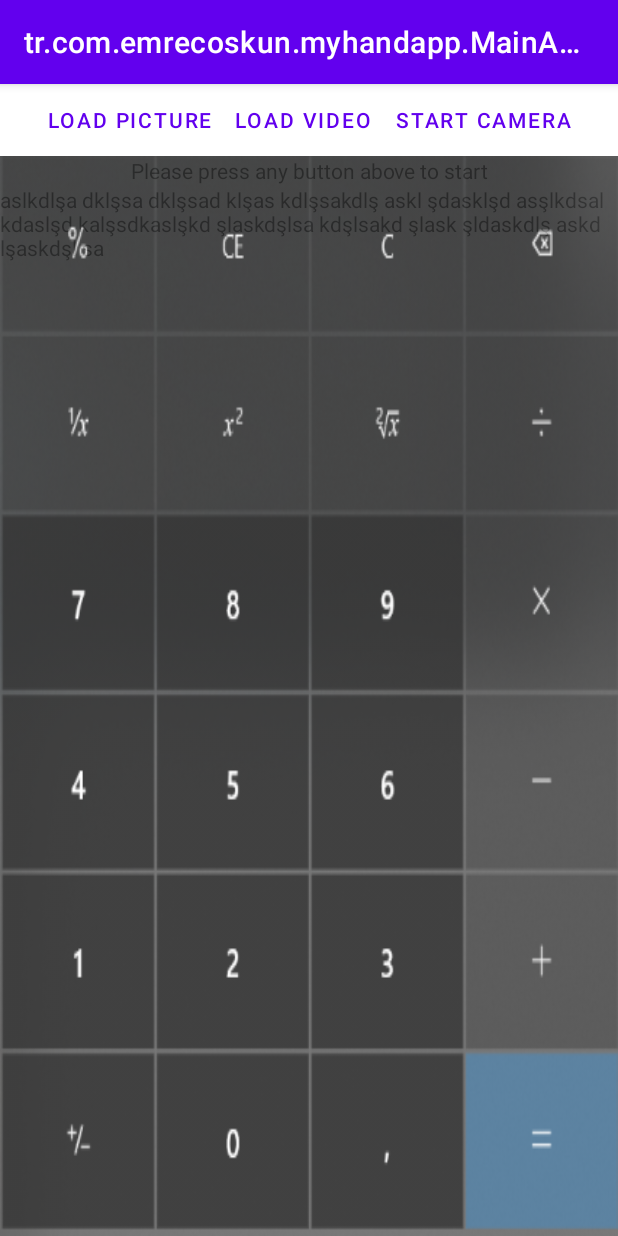
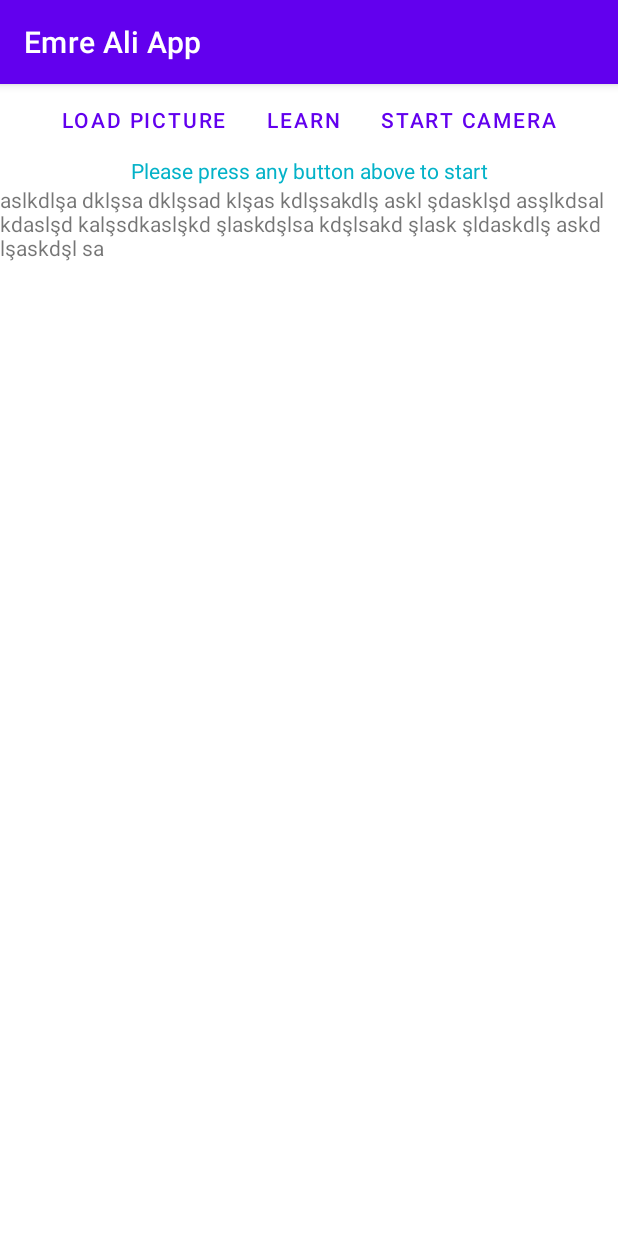
Before and after one commit to emrecoskun705/hand_tracking_app, an Android app: the screen it shows after launch (MainActivity), on a phone screen of 412 x 824 dp. Run offline under Robolectric (Android 15) with nearby library versions, the phone set to English and light mode, and no system bars; our stand-ins replace Volley; libraries missing offline, so code that uses them is left out: com.google.mediapipe.formats, com.google.mediapipe.solutioncore, com.google.mediapipe.solutions.

Commit message:
get all the signs and numbers from calculator

```diff
--- a/app/src/main/java/tr/com/emrecoskun/myhandapp/MainActivity.java
+++ b/app/src/main/java/tr/com/emrecoskun/myhandapp/MainActivity.java
@@ -2,6 +2,7 @@ package tr.com.emrecoskun.myhandapp;
 
 import androidx.activity.result.ActivityResultLauncher;
 import androidx.activity.result.contract.ActivityResultContracts;
+import androidx.annotation.Nullable;
 import androidx.appcompat.app.AppCompatActivity;
 
 import android.content.Intent;
@@ -15,7 +16,8 @@ import android.util.Log;
 import android.view.View;
 import android.widget.Button;
 import android.widget.FrameLayout;
-import android.widget.ImageView;
+import android.widget.TextView;
+import android.widget.Toolbar;
 
 import com.android.volley.AuthFailureError;
 import com.android.volley.NetworkResponse;
@@ -27,11 +29,9 @@ import com.android.volley.VolleyLog;
 import com.android.volley.toolbox.HttpHeaderParser;
 import com.android.volley.toolbox.StringRequest;
 import com.android.volley.toolbox.Volley;
-import com.google.mediapipe.formats.proto.LandmarkProto;
 import com.google.mediapipe.solutioncore.CameraInput;
 import com.google.mediapipe.solutioncore.SolutionGlSurfaceView;
 import com.google.mediapipe.solutioncore.VideoInput;
-import com.google.mediapipe.solutions.hands.HandLandmark;
 import com.google.mediapipe.solutions.hands.Hands;
 import com.google.mediapipe.solutions.hands.HandsOptions;
 import com.google.mediapipe.solutions.hands.HandsResult;
@@ -43,7 +43,7 @@ import org.json.JSONObject;
 import java.io.IOException;
 import java.io.InputStream;
 import java.io.UnsupportedEncodingException;
-import java.util.ArrayList;
+import java.util.Objects;
 
 public class MainActivity extends AppCompatActivity {
     private static final String TAG = "MainActivity";
@@ -51,6 +51,8 @@ public class MainActivity extends AppCompatActivity {
     private Hands hands;
     // Run the pipeline and the model inference on GPU or CPU.
     private static final boolean RUN_ON_GPU = true;
+
+    private static boolean isLearn;
 
     private enum InputSource {
         UNKNOWN,
@@ -76,9 +78,13 @@ public class MainActivity extends AppCompatActivity {
         super.onCreate(savedInstanceState);
         setContentView(R.layout.activity_main);
         setupStaticImageDemoUiComponents();
-        setupVideoDemoUiComponents();
-        setupLiveDemoUiComponents();
+        setupLiveDemoUiComponentsForLearn();
+        setupLiveDemoUiComponentsForCalculator();
+        findViewById(R.id.calculator).setVisibility(View.INVISIBLE);
+        getSupportActionBar().setTitle("Emre Ali App");
+
     }
+
 
     @Override
     protected void onResume() {
@@ -219,47 +225,27 @@ public class MainActivity extends AppCompatActivity {
         imageView.setVisibility(View.VISIBLE);
     }
 
-    /** Sets up the UI components for the video demo. */
-    private void setupVideoDemoUiComponents() {
-        // The Intent to access gallery and read a video file.
-        videoGetter =
-                registerForActivityResult(
-                        new ActivityResultContracts.StartActivityForResult(),
-                        result -> {
-                            Intent resultIntent = result.getData();
-                            if (resultIntent != null) {
-                                if (result.getResultCode() == RESULT_OK) {
-                                    glSurfaceView.post(
-                                            () ->
-                                                    videoInput.start(
-                                                            this,
-                                                            resultIntent.getData(),
-                                                            hands.getGlContext(),
-                                                            glSurfaceView.getWidth(),
-                                                            glSurfaceView.getHeight()));
-                                }
-                            }
-                        });
-        Button loadVideoButton = findViewById(R.id.button_load_video);
-        loadVideoButton.setOnClickListener(
+    /** Sets up the UI components for the live demo with camera input. */
+    private void setupLiveDemoUiComponentsForLearn() {
+        Button startCameraButton = findViewById(R.id.button_learn);
+        startCameraButton.setOnClickListener(
                 v -> {
+                    getSupportActionBar().setTitle("Learn");
+                    isLearn = true;
+                    findViewById(R.id.calculator).setVisibility(View.INVISIBLE);
                     stopCurrentPipeline();
-                    setupStreamingModePipeline(InputSource.VIDEO);
-                    // Reads video from gallery.
-                    Intent pickVideoIntent = new Intent(Intent.ACTION_PICK);
-                    pickVideoIntent.setDataAndType(MediaStore.Video.Media.INTERNAL_CONTENT_URI, "video/*");
-                    videoGetter.launch(pickVideoIntent);
+                    setupStreamingModePipeline(InputSource.CAMERA);
                 });
     }
 
     /** Sets up the UI components for the live demo with camera input. */
-    private void setupLiveDemoUiComponents() {
+    private void setupLiveDemoUiComponentsForCalculator() {
         Button startCameraButton = findViewById(R.id.button_start_camera);
         startCameraButton.setOnClickListener(
                 v -> {
-                    if (inputSource == InputSource.CAMERA) {
-                        return;
-                    }
+                    getSupportActionBar().setTitle("Calculator");
+                    isLearn = false;
+                    findViewById(R.id.calculator).setVisibility(View.VISIBLE);
                     stopCurrentPipeline();
                     setupStreamingModePipeline(InputSource.CAMERA);
                 });
@@ -340,20 +326,29 @@ public class MainActivity extends AppCompatActivity {
         }
     }
 
-    boolean isTrue = true;
 
     private void logWristLandmark(HandsResult result) {
+        if (isLearn) {
+            sendMLData(result);
+        } else {
+            calculator(result);
+        }
 
-        if(!isTrue) {
+
+    }
+
+    boolean isTrueSend = true;
+    private void sendMLData(HandsResult result) {
+        if(!isTrueSend) {
             return;
         }
-        isTrue = false;
+        isTrueSend = false;
         new TimeTask(new OnBooleanReceive() {
             @Override
             public void onReceive(boolean data) {
-                isTrue = data;
+                isTrueSend = data;
             }
-        }).execute();
+        }).execute(2000);
 
         if(result == null) {
             return;
@@ -369,7 +364,6 @@ public class MainActivity extends AppCompatActivity {
             float wrist_x = result.multiHandLandmarks().get(0).getLandmarkList().get(0).getX();
             float wrist_y = result.multiHandLandmarks().get(0).getLandmarkList().get(0).getY();
             float wrist_z = result.multiHandLandmarks().get(0).getLandmarkList().get(0).getZ();
-            Log.i("wrist", ""+wrist_x);
             calculator(result);
             for(int i=1; i<21; i++) {
                 JSONArray coordinates = new JSONArray();
@@ -422,10 +416,10 @@ public class MainActivity extends AppCompatActivity {
         } catch (JSONException e) {
             e.printStackTrace();
         }
-
     }
 
     // Watches the 8 and 12 hand landmarks
+    int counter = 0;
     private void calculator(HandsResult result) {
         if(result == null) {
             return;
@@ -437,69 +431,74 @@ public class MainActivity extends AppCompatActivity {
         int width = result.inputBitmap().getWidth();
         int height = result.inputBitmap().getHeight();
 
-        Log.i("inputBitmap", "width: " + width + " height: " + height);
 
         float eight_x = result.multiHandLandmarks().get(0).getLandmarkList().get(8).getX();
         float eight_y = result.multiHandLandmarks().get(0).getLandmarkList().get(8).getY();
 
         float twelve_x = result.multiHandLandmarks().get(0).getLandmarkList().get(12).getX();
         float twelve_y = result.multiHandLandmarks().get(0).getLandmarkList().get(12).getY();
-        if(eight_x * width - twelve_x * width <= 25 ) {
+
+        if(counter != 0 && counter++>20) {
+            counter = 0;
+        }
+        if(Math.abs(eight_x * width - twelve_x * width) <= 20 && counter == 0 ) {
+            counter = 1;
+            TextView myText = (TextView)(findViewById(R.id.calculator_result_text));
             if(eight_x < 0.3f) {
                 if(eight_y < 0.1666f) {
-                    Log.i("answer", "%");
+                    updateCalculatorResultText(myText, "%");
                 } else if(eight_y < 0.3332f) {
-                    Log.i("answer", "1/x");
+                    updateCalculatorResultText(myText, "x");
                 } else if(eight_y < 0.4998f) {
-                    Log.i("answer", "7");
+                    updateCalculatorResultText(myText, "7");
                 } else if(eight_y < 0.6664f) {
-                    Log.i("answer", "4");
+                    updateCalculatorResultText(myText, "4");
                 } else if(eight_y < 0.8330f) {
-                    Log.i("answer", "1");
+                    updateCalculatorResultText(myText, "1");
                 } else {
-                    Log.i("answer", "+/-");
+                    updateCalculatorResultText(myText, "+/-");
                 }
             } else if (eight_x < 0.5f) {
                 if(eight_y < 0.1666f) {
-                    Log.i("answer", "CE");
+                    updateCalculatorResultText(myText, "CE");
                 } else if(eight_y < 0.3332f) {
-                    Log.i("answer", "x2");
+                    updateCalculatorResultText(myText, "x2");
                 } else if(eight_y < 0.4998f) {
-                    Log.i("answer", "8");
+                    updateCalculatorResultText(myText, "8");
                 } else if(eight_y < 0.6664f) {
-                    Log.i("answer", "5");
+                    updateCalculatorResultText(myText, "5");
                 } else if(eight_y < 0.8330f) {
-                    Log.i("answer", "2");
+                    updateCalculatorResultText(myText, "2");
                 } else {
-                    Log.i("answer", "0");
+                    updateCalculatorResultText(myText, "0");
                 }
             } else if(eight_x < 0.7f) {
                 if(eight_y < 0.1666f) {
-                    Log.i("answer", "c");
+                    updateCalculatorResultText(myText, "c");
                 } else if(eight_y < 0.3332f) {
-                    Log.i("answer", "2 kok x");
+                    updateCalculatorResultText(myText, "x");
                 } else if(eight_y < 0.4998f) {
-                    Log.i("answer", "9");
+                    updateCalculatorResultText(myText, "9");
                 } else if(eight_y < 0.6664f) {
-                    Log.i("answer", "6");
+                    updateCalculatorResultText(myText, "6");
                 } else if(eight_y < 0.8330f) {
-                    Log.i("answer", "3");
+                    updateCalculatorResultText(myText, "3");
                 } else {
-                    Log.i("answer", ",");
+                    updateCalculatorResultText(myText, ",");
                 }
             } else {
                 if(eight_y < 0.1666f) {
-                    Log.i("answer", "delete");
+                    updateCalculatorResultText(myText, "delete");
                 } else if(eight_y < 0.3332f) {
-                    Log.i("answer", "/");
+                    updateCalculatorResultText(myText, "/");
                 } else if(eight_y < 0.4998f) {
-                    Log.i("answer", "*");
+                    updateCalculatorResultText(myText, "*");
                 } else if(eight_y < 0.6664f) {
-                    Log.i("answer", "-");
+                    updateCalculatorResultText(myText, "-");
                 } else if(eight_y < 0.8330f) {
-                    Log.i("answer", "+");
+                    updateCalculatorResultText(myText, "+");
                 } else {
-                    Log.i("answer", "=");
+                    updateCalculatorResultText(myText, "=");
                 }
             }
 
@@ -508,11 +507,26 @@ public class MainActivity extends AppCompatActivity {
 
     }
 
+    public void updateCalculatorResultText(TextView view, String character) {
+        view.post(new Runnable() {
+            @Override
+            public void run() {
+                String getText = view.getText().toString();
+                if (getText.length() == 0) {
+                    view.setText(character);
+                } else {
+                    view.setText(getText + " " + character);
+                }
+
+            }
+        });
+    }
+
     public interface OnBooleanReceive {
         void onReceive(boolean data);
     }
 
-    class TimeTask extends AsyncTask<Boolean, Boolean, Boolean> {
+    class TimeTask extends AsyncTask<Integer, Boolean, Boolean> {
 
         OnBooleanReceive myOnBooleanReceive;
 
@@ -521,10 +535,11 @@ public class MainActivity extends AppCompatActivity {
         }
 
         @Override
-        protected Boolean doInBackground(Boolean... booleans) {
+        protected Boolean doInBackground(Integer... integers) {
+
             try
             {
-                Thread.sleep(2000);//Your Interval after which you want to refresh the screen
+                Thread.sleep(integers[0]);//Your Interval after which you want to refresh the screen
             }
             catch (InterruptedException e)
             {
--- a/app/src/main/res/layout/activity_main.xml
+++ b/app/src/main/res/layout/activity_main.xml
@@ -16,11 +16,13 @@
             android:layout_width="wrap_content"
             style="?android:attr/buttonBarButtonStyle" android:layout_height="wrap_content"
             android:text="@string/load_picture" />
+
         <Button
-            android:id="@+id/button_load_video"
+            android:id="@+id/button_learn"
+            style="?android:attr/buttonBarButtonStyle"
             android:layout_width="wrap_content"
-            style="?android:attr/buttonBarButtonStyle" android:layout_height="wrap_content"
-            android:text="@string/load_video" />
+            android:layout_height="wrap_content"
+            android:text="@string/learn" />
         <Button
             android:id="@+id/button_start_camera"
             android:layout_width="wrap_content"
@@ -48,7 +50,8 @@
                     android:layout_width="match_parent"
                     android:layout_height="wrap_content"
                     android:gravity="center"
-                    android:text="@string/instruction" />
+                    android:text="@string/instruction"
+                    android:textColor="#03B2C8" />
 
                 <TextView
                     android:id="@+id/textView"
@@ -66,6 +69,15 @@
             android:alpha="0.8"
             app:srcCompat="@drawable/calculator2" />
 
+        <TextView
+            android:id="@+id/calculator_result_text"
+            android:layout_width="wrap_content"
+            android:layout_height="wrap_content"
+            android:layout_centerInParent="false"
+            android:layout_centerHorizontal="true"
+            android:alpha="0.89"
+            android:textColor="#00BCD4" />
+
 
 
     </RelativeLayout>
--- a/app/src/main/res/values/strings.xml
+++ b/app/src/main/res/values/strings.xml
@@ -1,6 +1,6 @@
 <resources>
     <string name="load_picture" translatable="false">Load Picture</string>
-    <string name="load_video" translatable="false">Load Video</string>
+    <string name="learn" translatable="false">Learn</string>
     <string name="start_camera" translatable="false">Start Camera</string>
     <string name="instruction" translatable="false">Please press any button above to start</string>
 </resources>
```
